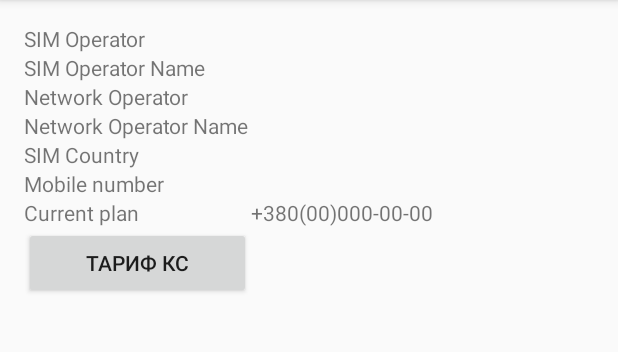
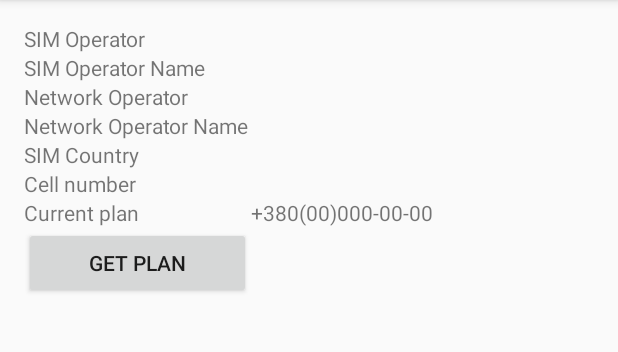
Before and after one commit to olegdvd/MyApplication, an Android app: the screen it shows after launch (MainActivity), on a phone screen of 412 x 824 dp, the part 84-436 px from its top. Run offline under Robolectric (Android 15) with nearby library versions, the phone set to English and light mode, and no system bars.

```diff
--- a/app/src/main/java/com/example/otereshchenko/myapplication/MainActivity.java
+++ b/app/src/main/java/com/example/otereshchenko/myapplication/MainActivity.java
@@ -7,28 +7,26 @@ import android.os.Bundle;
 import android.telephony.TelephonyManager;
 import android.view.Menu;
 import android.view.MenuItem;
+import android.view.View;
 import android.widget.Button;
 import android.widget.TextView;
 
 
 public class MainActivity extends ActionBarActivity {
+    Button get_plan_btn;
 
     @Override
     protected void onCreate(Bundle savedInstanceState) {
         super.onCreate(savedInstanceState);
         TelephonyManager my_number = (TelephonyManager) getSystemService(TELEPHONY_SERVICE);
         setContentView(R.layout.main);
-        String my_num;
-        my_num = my_number.getSimOperator() + " " + my_number.getNetworkOperatorName();
+
         TextView my_operator = (TextView) findViewById(R.id.get_operator);
         TextView my_operator_name = (TextView) findViewById(R.id.sim_operator_name);
         TextView my_net_operator = (TextView) findViewById(R.id.net_operator);
         TextView my_net_operator_name = (TextView) findViewById(R.id.net_operator_name);
         TextView my_line1 = (TextView) findViewById(R.id.get_line1);
         TextView my_sim_country = (TextView) findViewById(R.id.get_sim_country);
-
-        Button get_plan_btn = (Button)findViewById(R.id.get_plan_btn);
-
 
         my_operator.setText(my_number.getSimOperator());
         my_operator_name.setText(my_number.getSimOperatorName());
@@ -37,11 +35,18 @@ public class MainActivity extends ActionBarActivity {
         my_sim_country.setText(my_number.getNetworkCountryIso());
         my_line1.setText(my_number.getLine1Number());
 
+        Button get_plan_btn = (Button) findViewById(R.id.get_plan_btn);
 
+        get_plan_btn.setOnClickListener(new View.OnClickListener() {
+            @Override
+            public void onClick(View v) {
 
-        String encodedHash = Uri.encode("*01*2#");
-        String ussd = "*100" + encodedHash;
-        startActivityForResult(new Intent("android.intent.action.CALL", Uri.parse("tel:" + ussd)), 1);
+                String encodedHash = Uri.encode("*01*2#");
+                String ussd = "*100" + encodedHash;
+                startActivityForResult(new Intent("android.intent.action.CALL", Uri.parse("tel:" + ussd)), 1);
+
+            }
+        });
 
 
     }
--- a/app/src/main/res/layout/main.xml
+++ b/app/src/main/res/layout/main.xml
@@ -22,7 +22,7 @@
         android:id="@+id/text2"
         android:layout_width="wrap_content"
         android:layout_height="wrap_content"
-        android:text="SIM Operator"
+        android:text="@string/sim_operator_lbl"
         android:layout_alignParentLeft="true"
         android:layout_alignParentStart="true" />
 
@@ -39,7 +39,7 @@
         android:id="@+id/text3"
         android:layout_width="wrap_content"
         android:layout_height="wrap_content"
-        android:text="SIM Operator Name"
+        android:text="@string/sim_operator_name_lbl"
         android:layout_below="@+id/text2"
         android:layout_alignParentLeft="true"
         android:layout_alignParentStart="true" />
@@ -48,7 +48,7 @@
         android:id="@+id/text4"
         android:layout_width="wrap_content"
         android:layout_height="wrap_content"
-        android:text="Network Operator"
+        android:text="@string/network_operator_lbl"
         android:layout_below="@+id/text3"
         android:layout_alignParentLeft="true"
         android:layout_alignParentStart="true" />
@@ -66,7 +66,7 @@
         android:id="@+id/textView"
         android:layout_width="wrap_content"
         android:layout_height="wrap_content"
-        android:text="Network Operator Name"
+        android:text="@string/network_operator_name_lbl"
         android:layout_below="@+id/text4"
         android:layout_alignParentLeft="true"
         android:layout_alignParentStart="true" />
@@ -84,7 +84,7 @@
         android:id="@+id/text5"
         android:layout_width="wrap_content"
         android:layout_height="wrap_content"
-        android:text="SIM Country"
+        android:text="@string/sim_country_lbl"
         android:layout_below="@+id/textView"
         android:layout_alignParentLeft="true"
         android:layout_alignParentStart="true" />
@@ -102,7 +102,7 @@
         android:id="@+id/textView2"
         android:layout_width="wrap_content"
         android:layout_height="wrap_content"
-        android:text="Mobile number"
+        android:text="@string/mobile_number_lbl"
         android:layout_below="@+id/text5"
         android:layout_alignParentLeft="true"
         android:layout_alignParentStart="true" />
@@ -120,7 +120,7 @@
         android:id="@+id/textView3"
         android:layout_width="wrap_content"
         android:layout_height="wrap_content"
-        android:text="Current plan"
+        android:text="@string/current_plan_lbl"
         android:layout_below="@+id/textView2"
         android:layout_alignParentLeft="true"
         android:layout_alignParentStart="true" />
@@ -137,7 +137,7 @@
     <Button
         android:layout_width="wrap_content"
         android:layout_height="wrap_content"
-        android:text="Тариф КС"
+        android:text="@string/get_plan_btn_lbl"
         android:id="@+id/get_plan_btn"
         android:layout_below="@+id/textView3"
         android:layout_alignParentLeft="true"
--- a/app/src/main/res/values/strings.xml
+++ b/app/src/main/res/values/strings.xml
@@ -4,4 +4,13 @@
     <string name="hello_world">Hello world!</string>
     <string name="my_number">+380(00)000-00-00</string>
     <string name="action_settings">Settings</string>
+    <string name="sim_operator_lbl">SIM Operator</string>
+    <string name="sim_operator_name_lbl">SIM Operator Name</string>
+    <string name="network_operator_lbl">Network Operator</string>
+    <string name="network_operator_name_lbl">Network Operator Name</string>
+    <string name="sim_country_lbl">SIM Country</string>
+    <string name="mobile_number_lbl">Cell number</string>
+    <string name="current_plan_lbl">Current plan</string>
+    <string name="get_plan_btn_lbl">Get plan</string>
+
 </resources>
```
